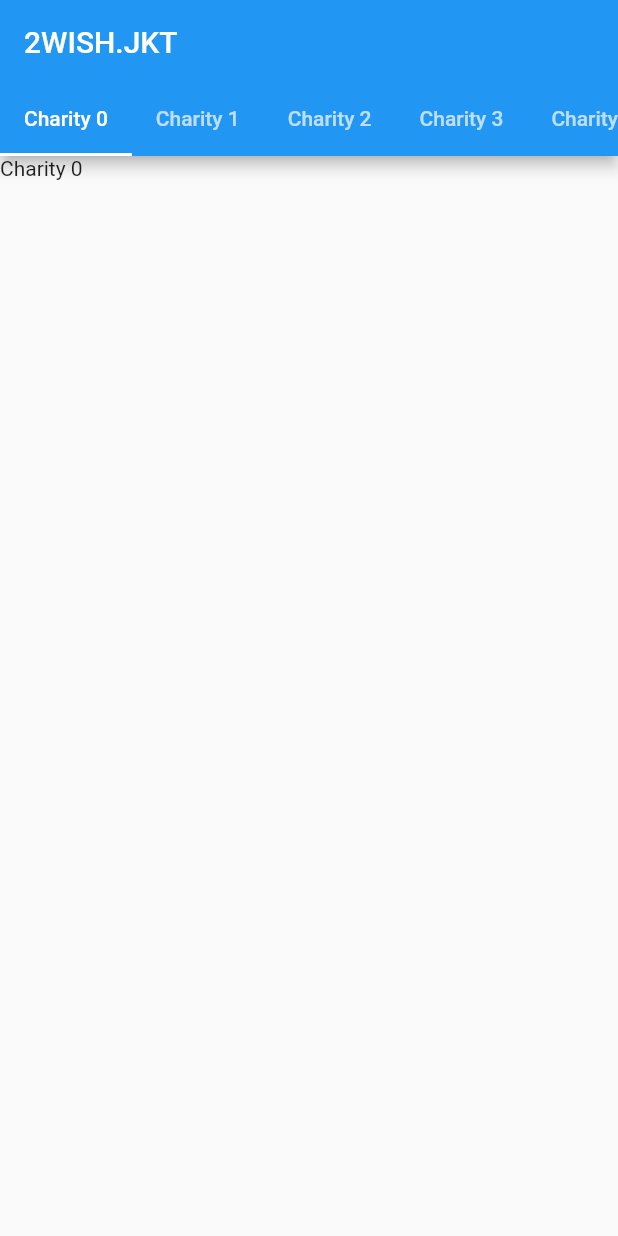
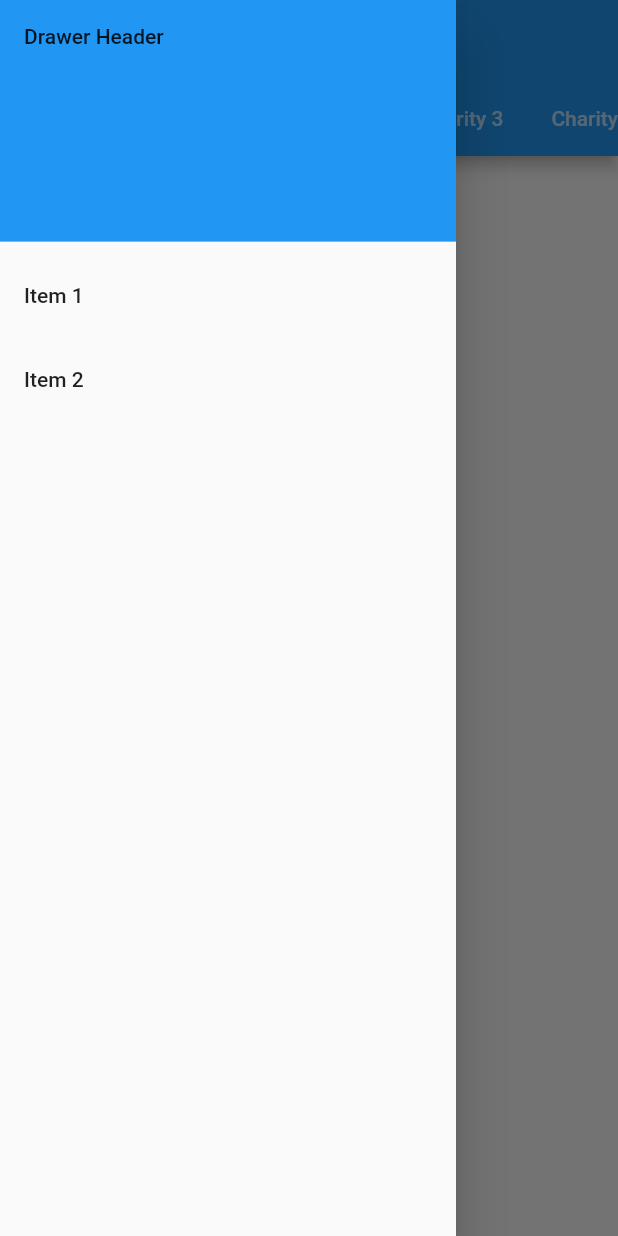
Before and after one commit to 0n9aldrin/2wish, a Flutter app: the screen it shows after launch, with the side drawer open (before the commit the screen has no drawer), on a phone screen of 412 x 824 dp. Run offline on Flutter 3.47's test engine with Material 2 defaults, Android fonts, the phone set to English and light mode, and no system bars.

Commit message:
Add drawer

```diff
--- /dev/null
+++ b/lib/drawer.dart
@@ -0,0 +1,33 @@
+import 'package:flutter/material.dart';
+
+Drawer drawer = Drawer(
+  // Add a ListView to the drawer. This ensures the user can scroll
+  // through the options in the drawer if there isn't enough vertical
+  // space to fit everything.
+  child: ListView(
+    // Important: Remove any padding from the ListView.
+    padding: EdgeInsets.zero,
+    children: <Widget>[
+      DrawerHeader(
+        child: Text('Drawer Header'),
+        decoration: BoxDecoration(
+          color: Colors.blue,
+        ),
+      ),
+      ListTile(
+        title: Text('Item 1'),
+        onTap: () {
+          // Update the state of the app.
+          // ...
+        },
+      ),
+      ListTile(
+        title: Text('Item 2'),
+        onTap: () {
+          // Update the state of the app.
+          // ...
+        },
+      ),
+    ],
+  ),
+);
--- a/lib/home_page.dart
+++ b/lib/home_page.dart
@@ -1,4 +1,6 @@
 import 'package:flutter/material.dart';
+
+import 'drawer.dart';
 
 class HomePage extends StatefulWidget {
   @override
@@ -38,6 +40,7 @@
       child: DefaultTabController(
         length: 5,
         child: Scaffold(
+          drawer: drawer,
           appBar: AppBar(
             title: Text("2WISH.JKT"),
             bottom: TabBar(
```
